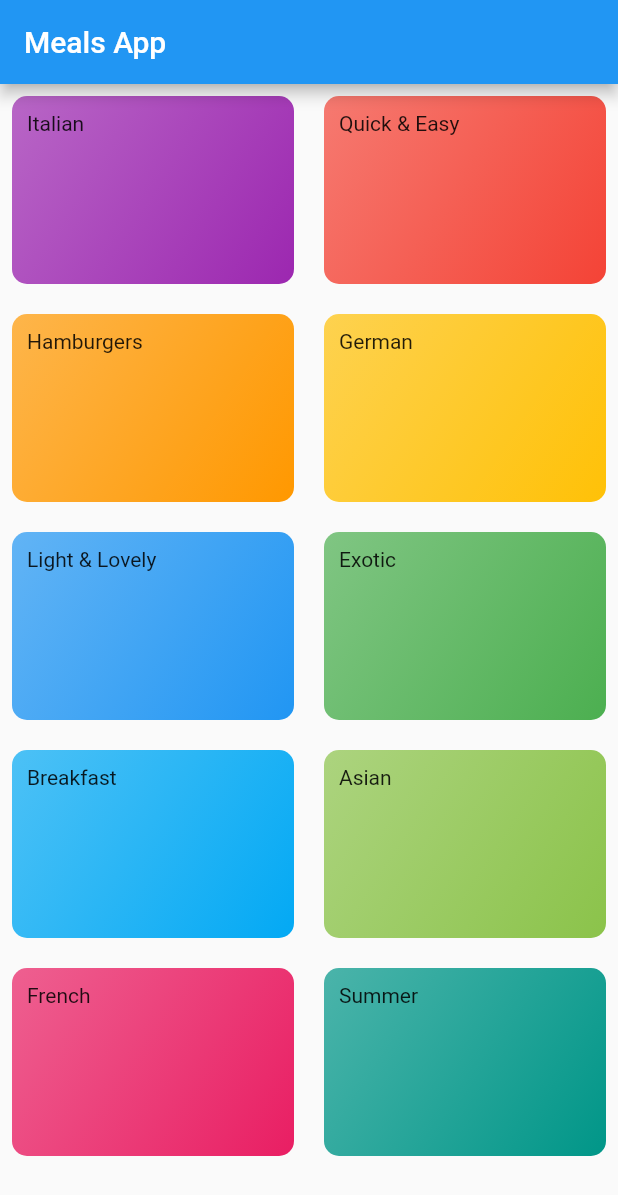
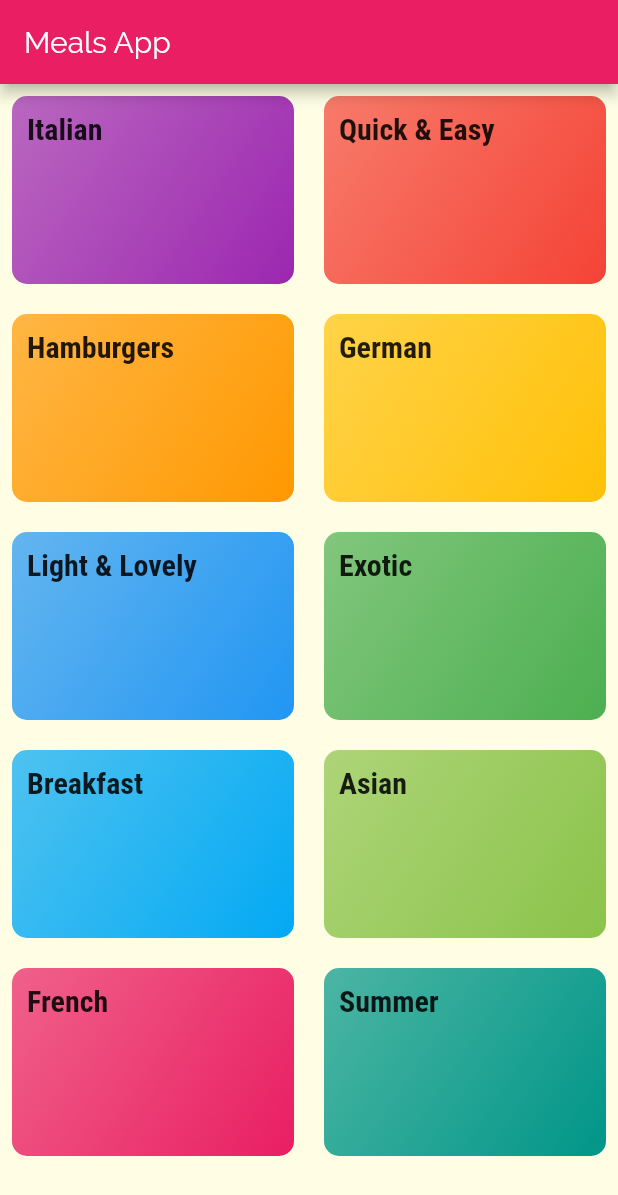
Before and after one commit to jinyongnan810/flutter-meals-app, a Flutter app: the screen it shows after launch, on a phone screen of 412 x 824 dp. Shown: the top 1195 px of the screen. Run offline on Flutter 3.47's test engine with Material 2 defaults, Android fonts, the phone set to English and light mode, and no system bars.

Commit message:
set text style using theme

```diff
--- a/lib/components/category_items.dart
+++ b/lib/components/category_items.dart
@@ -9,7 +9,10 @@ class CategoryItem extends StatelessWidget {
   Widget build(BuildContext context) {
     return Container(
       padding: const EdgeInsets.all(10),
-      child: Text(this.title),
+      child: Text(
+        this.title,
+        style: Theme.of(context).textTheme.headline6,
+      ),
       decoration: BoxDecoration(
           gradient: LinearGradient(
               colors: [this.color.withOpacity(0.7), this.color],
--- a/lib/main.dart
+++ b/lib/main.dart
@@ -12,8 +12,17 @@ class MyApp extends StatelessWidget {
     return MaterialApp(
       title: 'Meals APP',
       theme: ThemeData(
-        primarySwatch: Colors.blue,
-      ),
+          primarySwatch: Colors.pink,
+          accentColor: Colors.amber,
+          canvasColor: Color.fromRGBO(255, 254, 229, 1),
+          fontFamily: 'Raleway',
+          textTheme: ThemeData.light().textTheme.copyWith(
+              bodyText2: TextStyle(color: Color.fromRGBO(20, 51, 51, 1)),
+              bodyText1: TextStyle(color: Color.fromRGBO(20, 51, 51, 1)),
+              headline6: TextStyle(
+                  fontSize: 20,
+                  fontFamily: 'RobotoCondensed',
+                  fontWeight: FontWeight.bold))),
       home: Categories(),
     );
   }
```
Also changed, not shown: pubspec.yaml (+17 -6 lines), assets/fonts/Raleway-Black.ttf (added), assets/fonts/Raleway-Bold.ttf (added), assets/fonts/Raleway-Regular.ttf (added), assets/fonts/RobotoCondensed-Bold.ttf (added), assets/fonts/RobotoCondensed-Italic.ttf (added), assets/fonts/RobotoCondensed-Light.ttf (added), assets/fonts/RobotoCondensed-Regular.ttf (added).
